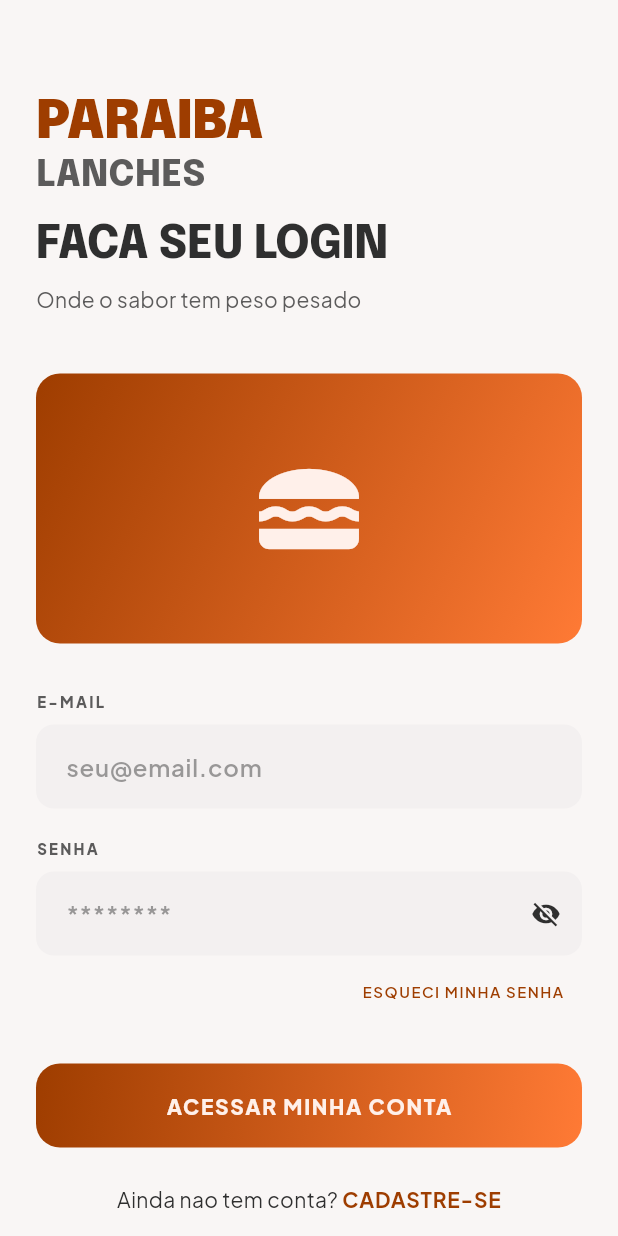
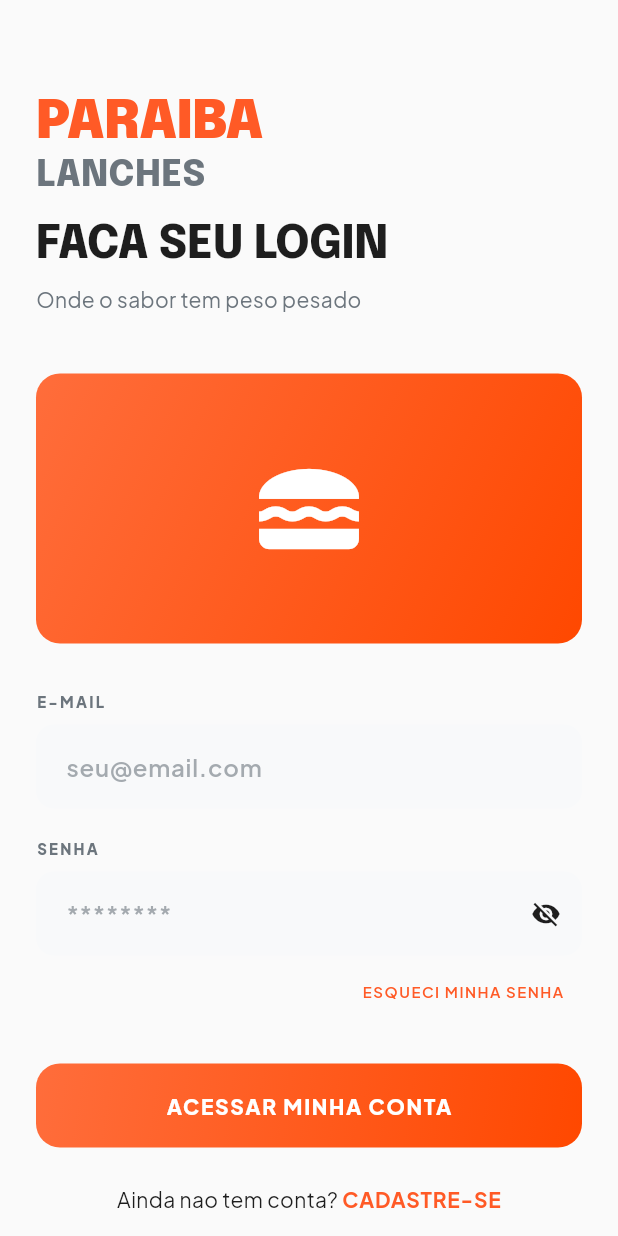
Before and after one commit to ParaibaLanches/paraiba-lanches, a Flutter app: the screen it shows after launch, on a phone screen of 412 x 824 dp. Run offline on Flutter 3.47's test engine with Material 3 defaults, Android fonts, the phone set to English and light mode, and no system bars; our stand-ins replace cached_network_image, dio, flutter_dotenv, flutter_riverpod, go_router, google_fonts and 4 more; missing offline and left inert: flutter_client_sse; network calls fail.

Commit message:
style: revamp color palette for a cleaner look

```diff
--- a/lib/core/theme/app_colors.dart
+++ b/lib/core/theme/app_colors.dart
@@ -3,61 +3,61 @@ import 'package:flutter/material.dart';
 class AppColors {
   AppColors._();
 
-  // Primary
-  static const primary = Color(0xFF9E3D00);
-  static const primaryContainer = Color(0xFFFF7A35);
-  static const primaryDim = Color(0xFF8A3400);
-  static const onPrimary = Color(0xFFFFF0EA);
-  static const onPrimaryContainer = Color(0xFF2E0F00);
+  // Primary - Vibrant, modern, clean orange-red
+  static const primary = Color(0xFFFF5A26);
+  static const primaryContainer = Color(0xFFFFEBE5);
+  static const primaryDim = Color(0xFFE64A19);
+  static const onPrimary = Color(0xFFFFFFFF);
+  static const onPrimaryContainer = Color(0xFFC43A00);
 
-  // Secondary
-  static const secondary = Color(0xFF735700);
-  static const secondaryContainer = Color(0xFFFFCA3F);
+  // Secondary - High contrast dark for elegance
+  static const secondary = Color(0xFF212121);
+  static const secondaryContainer = Color(0xFFF5F5F5);
   static const onSecondary = Color(0xFFFFFFFF);
-  static const onSecondaryContainer = Color(0xFF241A00);
+  static const onSecondaryContainer = Color(0xFF121212);
 
   // Tertiary
-  static const tertiary = Color(0xFF825000);
-  static const tertiaryContainer = Color(0xFFF8A018);
+  static const tertiary = Color(0xFFFFC107);
+  static const tertiaryContainer = Color(0xFFFFF8E1);
 
-  // Surface & Background
-  static const background = Color(0xFFF9F6F5);
-  static const surface = Color(0xFFF9F6F5);
+  // Surface & Background - Pure and clean
+  static const background = Color(0xFFFAFAFA);
+  static const surface = Color(0xFFFFFFFF);
   static const surfaceContainerLowest = Color(0xFFFFFFFF);
-  static const surfaceContainerLow = Color(0xFFF3F0F0);
-  static const surfaceContainer = Color(0xFFEAE8E7);
-  static const surfaceContainerHigh = Color(0xFFE4E2E1);
-  static const surfaceContainerHighest = Color(0xFFDEDCDC);
-  static const surfaceDim = Color(0xFFD6D4D4);
+  static const surfaceContainerLow = Color(0xFFF8F9FA);
+  static const surfaceContainer = Color(0xFFF1F3F5);
+  static const surfaceContainerHigh = Color(0xFFE9ECEF);
+  static const surfaceContainerHighest = Color(0xFFDEE2E6);
+  static const surfaceDim = Color(0xFFE0E0E0);
 
-  // Text
-  static const onSurface = Color(0xFF2F2F2F);
-  static const onSurfaceVariant = Color(0xFF5C5B5B);
-  static const onBackground = Color(0xFF2F2F2F);
+  // Text - Crisp slate grays
+  static const onSurface = Color(0xFF1E1E1E);
+  static const onSurfaceVariant = Color(0xFF6C757D);
+  static const onBackground = Color(0xFF1E1E1E);
 
   // Error
-  static const error = Color(0xFFB31B25);
-  static const errorContainer = Color(0xFFFB5151);
+  static const error = Color(0xFFE53935);
+  static const errorContainer = Color(0xFFFFEBEE);
 
-  // Outline
-  static const outline = Color(0xFF777676);
-  static const outlineVariant = Color(0xFFAEADAC);
+  // Outline - Extremely subtle
+  static const outline = Color(0xFFCED4DA);
+  static const outlineVariant = Color(0xFFE9ECEF);
 
   // Inverse
-  static const inverseSurface = Color(0xFF0E0E0E);
-  static const inversePrimary = Color(0xFFFC7127);
+  static const inverseSurface = Color(0xFF212529);
+  static const inversePrimary = Color(0xFFFFDBCF);
 
   // Gradient
   static const primaryGradient = LinearGradient(
     begin: Alignment.topLeft,
     end: Alignment.bottomRight,
-    colors: [primary, primaryContainer],
+    colors: [Color(0xFFFF6D3B), Color(0xFFFF4800)],
   );
 
   // Order Status
-  static const statusPending = Color(0xFFF59E0B); // amber
-  static const statusPreparing = Color(0xFF3B82F6); // blue
-  static const statusReady = Color(0xFF22C55E); // green
-  static const statusDelivered = Color(0xFF6B7280); // gray
-  static const statusCancelled = Color(0xFFEF4444); // red
+  static const statusPending = Color(0xFFF59E0B);
+  static const statusPreparing = Color(0xFF3B82F6);
+  static const statusReady = Color(0xFF10B981);
+  static const statusDelivered = Color(0xFF6B7280);
+  static const statusCancelled = Color(0xFFEF4444);
 }
```
